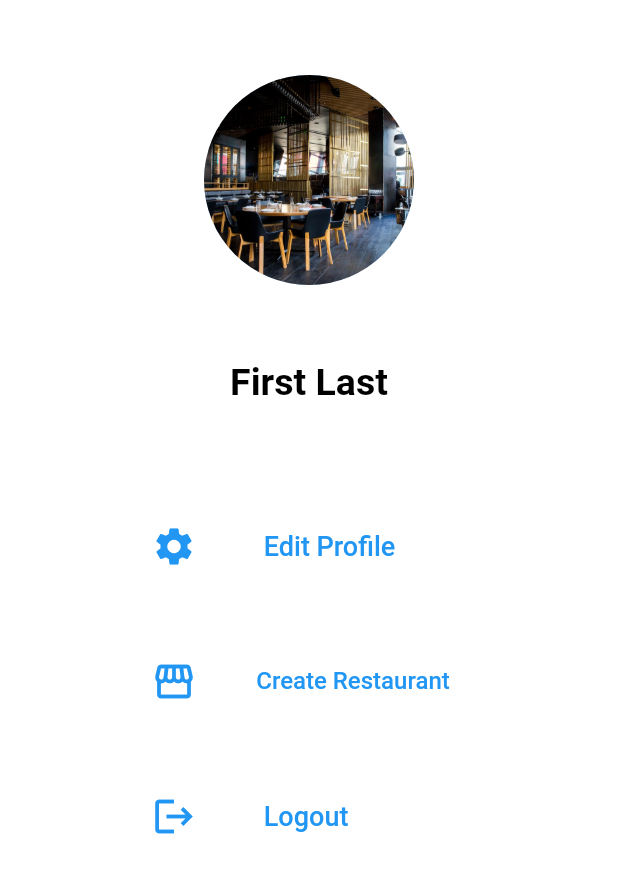
After one commit to AumKMCHAT/BookNEat-Senior-Project, a Flutter app: the ProfileScreen screen opened directly, on a phone screen of 412 x 824 dp. The commit adds this screen. Shown: the top 873 px of the screen. Run offline on Flutter 3.47's test engine with Material 2 defaults, Android fonts, the phone set to English and light mode, and no system bars; our stand-ins replace carousel_slider, cloud_firestore, dotted_border, firebase_auth, firebase_core, firebase_storage and 3 more; missing offline and left inert: flutter_phone_direct_caller; accounts and stored records are empty; network calls fail.

Commit message:
Add profile and login to main res

```diff
--- a/lib/main.dart
+++ b/lib/main.dart
@@ -1,6 +1,7 @@
 import 'package:book_n_eat_senior_project/providers/user_provider.dart';
 import 'package:book_n_eat_senior_project/screens/home_screen.dart';
 import 'package:book_n_eat_senior_project/screens/login_screen.dart';
+import 'package:book_n_eat_senior_project/screens/res_main_screen.dart';
 import 'package:book_n_eat_senior_project/screens/signup_restaurant_screen.dart';
 import 'package:book_n_eat_senior_project/screens/signup_screen.dart';
 import 'package:book_n_eat_senior_project/utils/colors.dart';
@@ -26,13 +27,16 @@ class MyApp extends StatelessWidget {
       providers: [ChangeNotifierProvider(create: (_) => UserProvider())],
       child: MaterialApp(
           title: 'Book N Eat',
-          theme: ThemeData.dark(),
+          theme: ThemeData(
+            primaryColor: Colors.blue[300],
+            scaffoldBackgroundColor: Colors.white,
+          ),
           home: StreamBuilder(
             stream: FirebaseAuth.instance.authStateChanges(),
             builder: (context, snapshot) {
               if (snapshot.connectionState == ConnectionState.active) {
                 if (snapshot.hasData) {
-                  return HomeScreen();
+                  return ResMainScreen();
                 } else if (snapshot.hasError) {
                   return Center(
                     child: Text('${snapshot.error}'),
@@ -48,7 +52,7 @@ class MyApp extends StatelessWidget {
               }
 
               // return const LoginScreen();
-              return const SignupRestaurantScreen();
+              return const LoginScreen();
             },
           )),
     );
--- a/lib/screens/login_screen.dart
+++ b/lib/screens/login_screen.dart
@@ -1,5 +1,6 @@
 import 'package:book_n_eat_senior_project/resources/auth_methods.dart';
 import 'package:book_n_eat_senior_project/screens/home_screen.dart';
+import 'package:book_n_eat_senior_project/screens/res_main_screen.dart';
 import 'package:book_n_eat_senior_project/screens/signup_screen.dart';
 import 'package:book_n_eat_senior_project/utils/colors.dart';
 import 'package:book_n_eat_senior_project/utils/utils.dart';
@@ -35,7 +36,7 @@ class _LoginScreenState extends State<LoginScreen> {
 
     if (res == "success") {
       Navigator.of(context).pushReplacement(
-          MaterialPageRoute(builder: (context) => const HomeScreen()));
+          MaterialPageRoute(builder: (context) => const ResMainScreen()));
     } else {
       //
       showSnackBar(res, context);
--- /dev/null
+++ b/lib/screens/profile_screen.dart
@@ -0,0 +1,125 @@
+import 'package:book_n_eat_senior_project/screens/signup_restaurant_screen.dart';
+import 'package:flutter/material.dart';
+
+import '../resources/auth_methods.dart';
+import 'login_screen.dart';
+
+class ProfileScreen extends StatefulWidget {
+  const ProfileScreen({super.key});
+
+  @override
+  State<ProfileScreen> createState() => _ProfileScreenState();
+}
+
+class _ProfileScreenState extends State<ProfileScreen> {
+  signOut(BuildContext context) async {
+    await AuthMedthods().signOut();
+    Navigator.pushReplacement(
+        context, MaterialPageRoute(builder: (context) => const LoginScreen()));
+  }
+
+  @override
+  Widget build(BuildContext context) {
+    return Scaffold(
+      body: SingleChildScrollView(
+        child: Column(
+          children: [
+            Padding(
+              padding: const EdgeInsets.fromLTRB(0, 50, 0, 30),
+              child: Center(
+                child: CircleAvatar(
+                  backgroundImage: AssetImage('assets/images/res1.jpg'),
+                  radius: 70, // adjust the radius as per your requirement
+                ),
+              ),
+            ),
+            SizedBox(
+              height: 20,
+            ),
+            Text(
+              "First Last",
+              style: TextStyle(
+                fontSize: 25.0,
+                color: Colors.black,
+                fontWeight: FontWeight.bold,
+              ),
+            ),
+            Padding(
+              padding: const EdgeInsets.fromLTRB(10, 60, 10, 0),
+              child: SizedBox(
+                width: 250,
+                child: TextButton(
+                    style:
+                        OutlinedButton.styleFrom(padding: EdgeInsets.all(20)),
+                    onPressed: () async {},
+                    child: Row(
+                      children: [
+                        Icon(
+                          Icons.settings,
+                          size: 30.0,
+                        ),
+                        Text(
+                          "          Edit Profile",
+                          style: TextStyle(fontSize: 18),
+                        )
+                      ],
+                    )),
+              ),
+            ),
+            Padding(
+              padding: const EdgeInsets.fromLTRB(10, 20, 10, 0),
+              child: SizedBox(
+                width: 250,
+                child: TextButton(
+                    style:
+                        OutlinedButton.styleFrom(padding: EdgeInsets.all(20)),
+                    onPressed: () {
+                      Navigator.push(
+                          context,
+                          MaterialPageRoute(
+                              builder: (context) => SignupRestaurantScreen()));
+                    },
+                    child: Row(
+                      children: [
+                        Icon(
+                          Icons.storefront,
+                          size: 30.0,
+                        ),
+                        Text(
+                          "          Create Restaurant",
+                          style: TextStyle(fontSize: 16),
+                        )
+                      ],
+                    )),
+              ),
+            ),
+            Padding(
+              padding: const EdgeInsets.fromLTRB(10, 20, 10, 0),
+              child: SizedBox(
+                width: 250,
+                child: TextButton(
+                    style:
+                        OutlinedButton.styleFrom(padding: EdgeInsets.all(20)),
+                    onPressed: () {
+                      signOut(context);
+                    },
+                    child: Row(
+                      children: [
+                        Icon(
+                          Icons.logout,
+                          size: 30.0,
+                        ),
+                        Text(
+                          "          Logout",
+                          style: TextStyle(fontSize: 18),
+                        )
+                      ],
+                    )),
+              ),
+            )
+          ],
+        ),
+      ),
+    );
+  }
+}
--- a/lib/screens/signup_restaurant_screen.dart
+++ b/lib/screens/signup_restaurant_screen.dart
@@ -4,6 +4,7 @@ import 'package:book_n_eat_senior_project/screens/home_screen.dart';
 import 'package:book_n_eat_senior_project/screens/login_screen.dart';
 import 'package:book_n_eat_senior_project/utils/colors.dart';
 import 'package:book_n_eat_senior_project/utils/utils.dart';
+import 'package:book_n_eat_senior_project/widgets/app_bar.dart';
 import 'package:book_n_eat_senior_project/widgets/text_field_input.dart';
 import 'package:dotted_border/dotted_border.dart';
 import 'package:flutter/foundation.dart';
@@ -111,6 +112,7 @@ class _SignupRestaurantScreenState extends State<SignupRestaurantScreen> {
   @override
   Widget build(BuildContext context) {
     return Scaffold(
+      appBar: homeAppBar(context),
       body: SafeArea(
           child: Container(
         padding: const EdgeInsets.symmetric(horizontal: 32),
```
